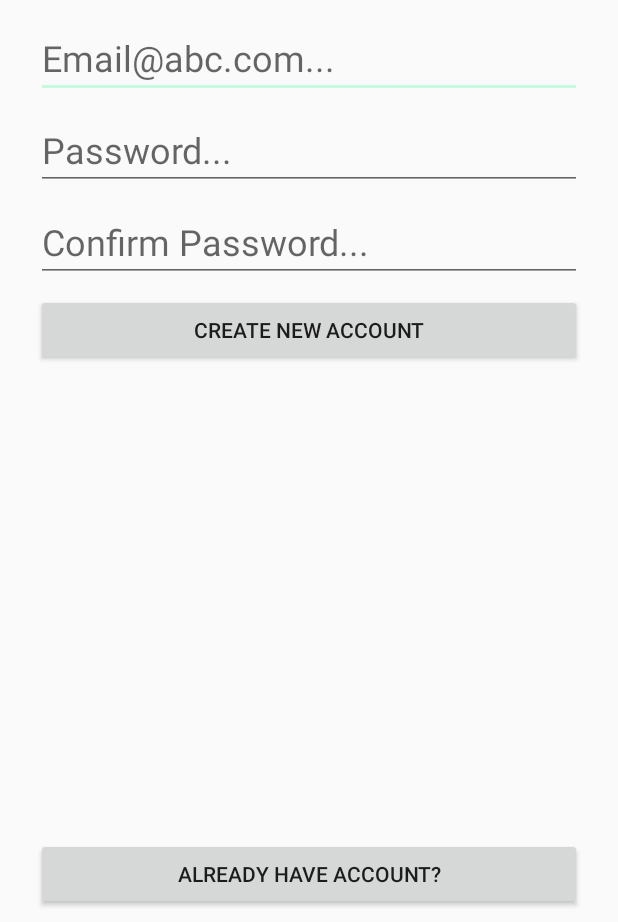
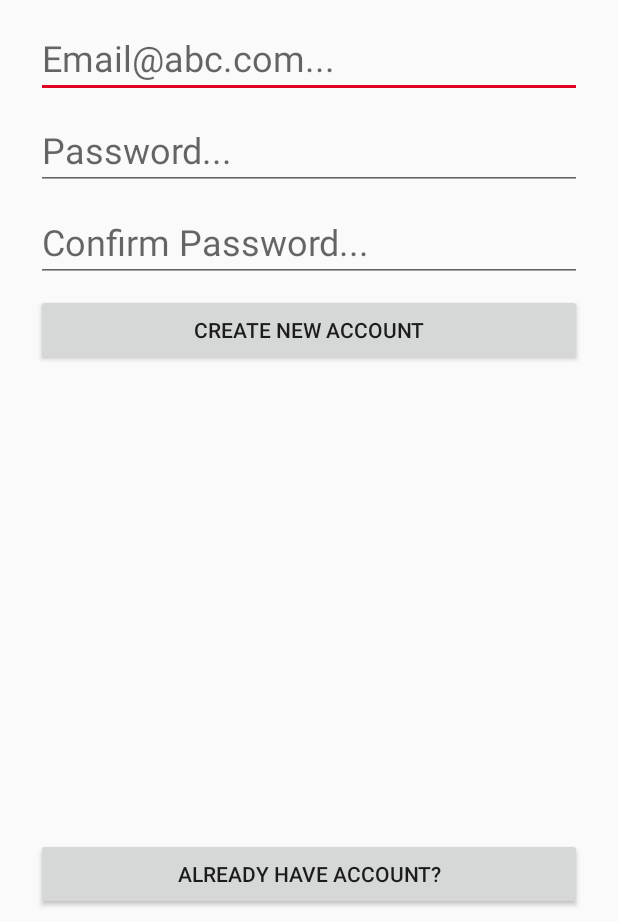
Before and after one commit to vuhi/pokerapp, an Android app: the RegisterActivity screen opened directly, with no data from a screen before it, on a phone screen of 412 x 824 dp, the part 314-1236 px from its top. Run offline under Robolectric (Android 15) with nearby library versions, the phone set to English and light mode, and no system bars; our stand-ins replace ButterKnife, Firebase (no records; nobody signed in at launch, a user with empty details on screens opened directly); Roboto replaces fonts that are not available here; 1 statement that could not run was skipped.

Commit message:
change color

```diff
--- a/app/src/main/res/layout/activity_main.xml
+++ b/app/src/main/res/layout/activity_main.xml
@@ -194,14 +194,14 @@
         app:layout_constraintEnd_toStartOf="@+id/constraintLayout2"
         app:layout_constraintStart_toEndOf="@+id/constraintLayout"
         app:scroll_atmospheric="true"
-        app:scroll_background_color="@color/colorAccent"
+        app:scroll_background_color="#3F25FB97"
         app:scroll_indicator="true"
         app:scroll_indicator_color="#FFF"
         app:scroll_indicator_size="1dp"
         app:scroll_item_align="center"
         app:scroll_item_text_color="#00001a"
-        app:scroll_selected_item_background="#78bacd83"
-        app:scroll_selected_item_text_color="#ff0000" />
+        app:scroll_selected_item_background="#47e3f5a7"
+        app:scroll_selected_item_text_color="@color/colorAccent" />
 
     <android.support.constraint.ConstraintLayout
         android:id="@+id/constraintLayout"
--- a/app/src/main/res/values/colors.xml
+++ b/app/src/main/res/values/colors.xml
@@ -2,5 +2,5 @@
 <resources>
     <color name="colorPrimary">#99a5e8</color>
     <color name="colorPrimaryDark">#303F9F</color>
-    <color name="colorAccent">#3f25fb97</color>
+    <color name="colorAccent">#e00122</color>
 </resources>
```
